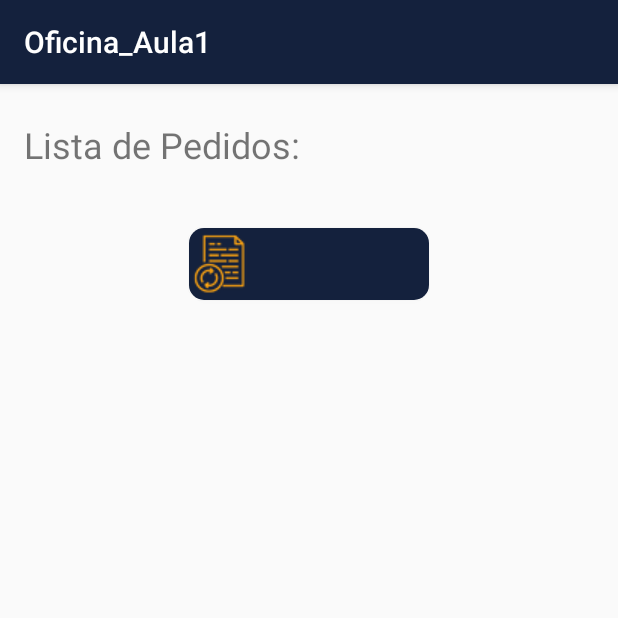
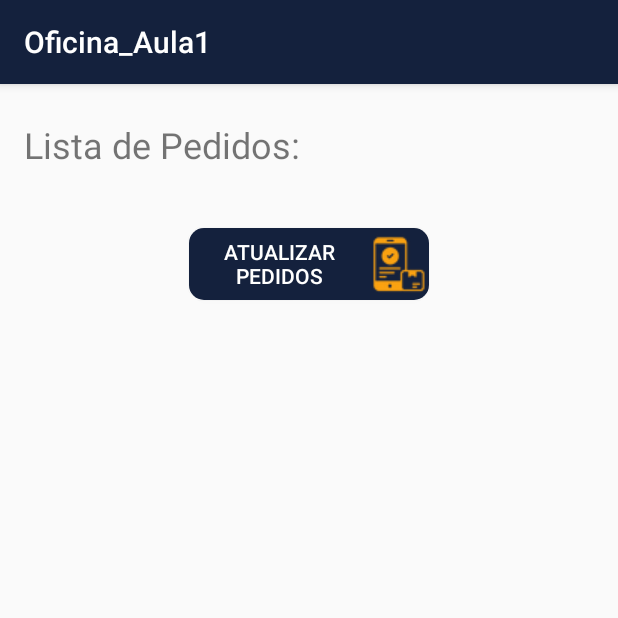
Before and after one commit to anabibelforscher/PedidosAsyncTask, an Android app: the screen it shows after launch (MainActivity), on a phone screen of 412 x 824 dp, the top half of it. Run offline under Robolectric (Android 15) with nearby library versions, the phone set to English and light mode, and no system bars.

Commit message:
Configuração ListView

```diff
--- a/app/src/main/java/dell/ead/oficina_aula1/MainActivity.java
+++ b/app/src/main/java/dell/ead/oficina_aula1/MainActivity.java
@@ -2,13 +2,20 @@ package dell.ead.oficina_aula1;
 
 import android.support.v7.app.AppCompatActivity;
 import android.os.Bundle;
+import android.view.View;
+import android.widget.ArrayAdapter;
 import android.widget.Button;
 import android.widget.ImageView;
+import android.widget.ListView;
 
 public class MainActivity extends AppCompatActivity {
 
-    Button mButtonAction;
-    ImageView mImageView;
+    private Button mButtonAction;
+    private ListView mListView;
+    private String[] mOrders = {
+            "Teste", "teste"
+    };
+    ArrayAdapter<String> mAdapter;
 
     @Override
     protected void onCreate(Bundle savedInstanceState) {
@@ -16,14 +23,25 @@ public class MainActivity extends AppCompatActivity {
         setContentView(R.layout.activity_main);
 
         mButtonAction = findViewById(R.id.buttonAction);
+        mListView = findViewById(R.id.listViewOrder);
+        setButton("Atualizar Pedidos");
+
+       mAdapter = new ArrayAdapter<>(
+                getApplicationContext(),
+                R.layout.lista_pedidos,
+                R.id.order,
+                mOrders
+        );
     }
 
     public void setButton (String message){
       mButtonAction.setText(message);
+      mButtonAction.setOnClickListener(new View.OnClickListener() {
+          @Override
+          public void onClick(View view) {
+              mListView.setAdapter(mAdapter);
+          }
+      });
     }
 
-    public void setImageViewUpdate (int imageView){
-        mImageView = findViewById(R.id.imageOrder);
-        mImageView.setImageResource(imageView);
-    }
 }
--- a/app/src/main/res/layout/activity_main.xml
+++ b/app/src/main/res/layout/activity_main.xml
@@ -19,7 +19,7 @@
 
 
     <ListView
-        android:id="@+id/linearLayout"
+        android:id="@+id/listViewOrder"
         android:layout_width="match_parent"
         android:layout_height="wrap_content"
         android:layout_marginTop="15dp"
@@ -34,14 +34,14 @@
         android:layout_height="wrap_content"
         android:layout_marginTop="24dp"
         android:background="@drawable/rounded_corner"
-        android:drawableStart="@drawable/update"
+        android:drawableEnd="@drawable/order"
         android:textColor="@color/white"
         app:layout_constraintEnd_toEndOf="parent"
         app:layout_constraintStart_toStartOf="parent"
-        app:layout_constraintTop_toBottomOf="@+id/linearLayout" />
+        app:layout_constraintTop_toBottomOf="@+id/listViewOrder" />
 
     <LinearLayout
-        android:id="@+id/area_dowload"
+        android:id="@+id/area_progressbar"
         android:layout_width="match_parent"
         android:layout_height="wrap_content"
         android:layout_marginTop="15dp"
```
Also changed, not shown: app/src/main/res/layout/lista_pedidos.xml (+4 -5 lines).
